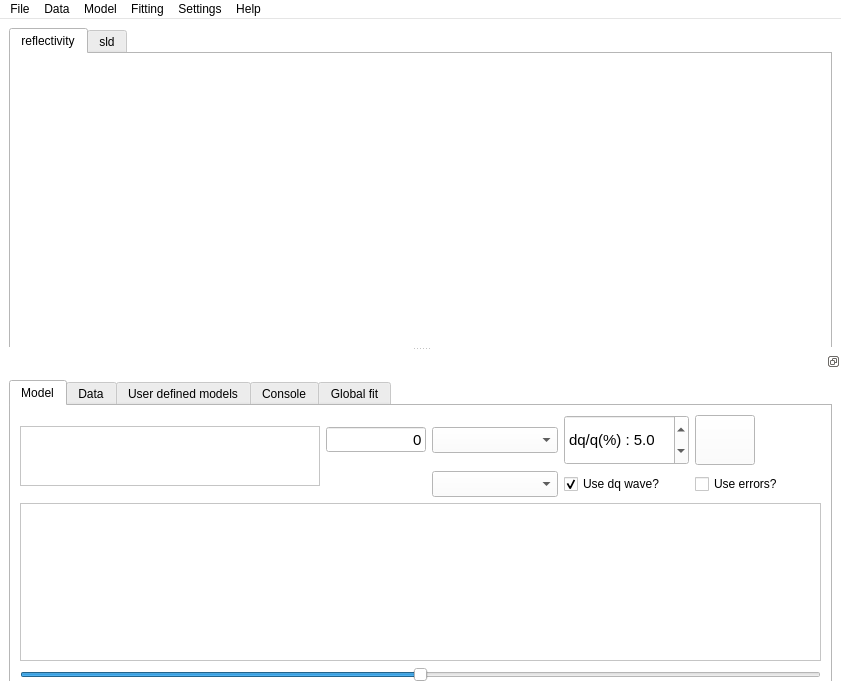
refnx/refnx, file qt/Motofit.ui: the form before one commit.
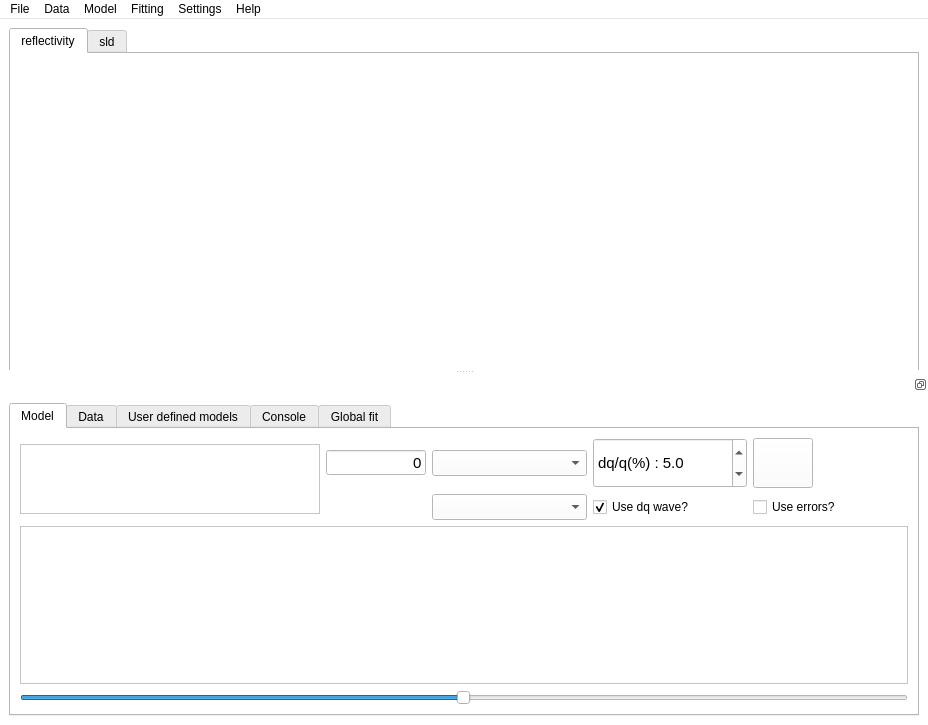
The form after the commit. Icons and pictures are not drawn.

Commit message: added a windows build batch script for cxfreezing it

Diff of the .ui file:
```diff
--- a/qt/Motofit.ui
+++ b/qt/Motofit.ui
@@ -6,8 +6,8 @@
    <rect>
     <x>0</x>
     <y>0</y>
-    <width>841</width>
-    <height>681</height>
+    <width>928</width>
+    <height>725</height>
    </rect>
   </property>
   <property name="sizePolicy">
@@ -498,7 +498,7 @@
     <rect>
      <x>0</x>
      <y>0</y>
-     <width>841</width>
+     <width>928</width>
      <height>22</height>
     </rect>
    </property>
@@ -639,13 +639,13 @@
            <property name="minimumSize">
             <size>
              <width>300</width>
-             <height>60</height>
+             <height>70</height>
             </size>
            </property>
            <property name="maximumSize">
             <size>
-             <width>400</width>
-             <height>60</height>
+             <width>16777215</width>
+             <height>70</height>
             </size>
            </property>
            <property name="font">
```
The commit also changes 2 other files.
